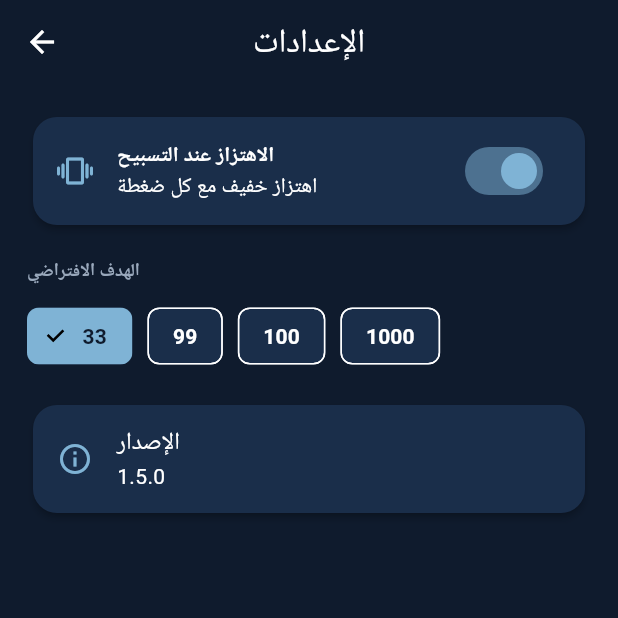
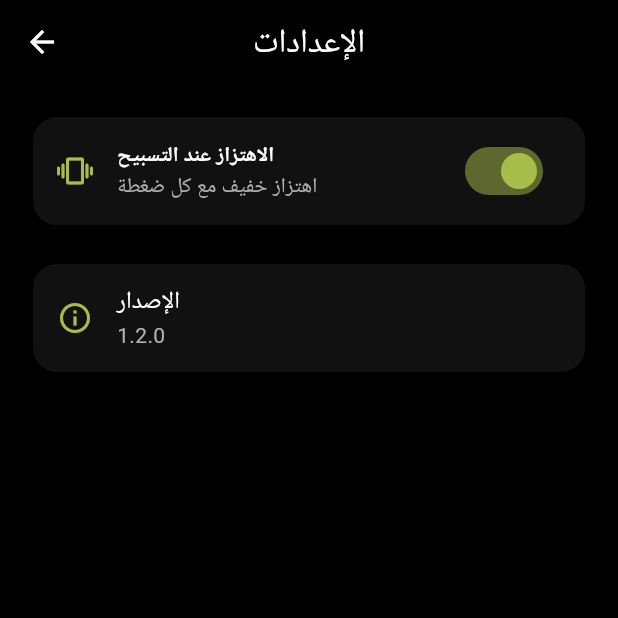
Before and after one commit to naqqmn-eng/sakina, a Flutter app: the SettingsScreen screen opened directly, on a phone screen of 412 x 824 dp, the top half of it. Run offline on Flutter 3.47's test engine with Material 3 defaults, Android fonts, the phone set to English and light mode, and no system bars; our stand-ins replace share_plus, shared_preferences, vibration; accounts and stored records are empty.

Commit message:
feat: new olive icon skina

```diff
--- a/lib/constants/app_constants.dart
+++ b/lib/constants/app_constants.dart
@@ -2,6 +2,7 @@
 class AppConstants {
   // اضف ذكر جديد هنا بس، بيطلع تلقائي في كل التطبيق
   static const List<String> dhikrs = [
+    // الأذكار الأساسية - اللي كانت موجودة
     'سبحان الله',
     'الحمد لله',
     'الله أكبر',
@@ -10,6 +11,44 @@ class AppConstants {
     'لا حول ولا قوة إلا بالله',
     'سبحان الله وبحمده',
     'اللهم صل على محمد',
+
+    // تسبيح وتحميد
+    'سبحان الله العظيم',
+    'سبحان الله وبحمده، سبحان الله العظيم',
+    'سبحان الله، والحمد لله، ولا إله إلا الله، والله أكبر',
+    'سبحان الله، والحمد لله، ولا إله إلا الله، والله أكبر، ولا حول ولا قوة إلا بالله',
+
+    // استغفار وتوبة
+    'أستغفر الله العظيم وأتوب إليه',
+    'أستغفر الله الذي لا إله إلا هو الحي القيوم وأتوب إليه',
+    'رب اغفر لي وتب علي إنك أنت التواب الرحيم',
+    'اللهم إنك عفو تحب العفو فاعف عني',
+
+    // توحيد
+    'لا إله إلا الله وحده لا شريك له، له الملك وله الحمد وهو على كل شيء قدير',
+    'لا إله إلا الله، وحده لا شريك له، له الملك وله الحمد، يحيي ويميت وهو على كل شيء قدير',
+    'أشهد أن لا إله إلا الله، وأشهد أن محمداً رسول الله',
+
+    // الصلاة على النبي
+    'اللهم صل وسلم على نبينا محمد',
+    'اللهم صل على محمد وعلى آل محمد',
+    'اللهم صل وسلم وبارك على نبينا محمد',
+
+    // أذكار الصباح والمساء
+    'بسم الله الذي لا يضر مع اسمه شيء في الأرض ولا في السماء وهو السميع العليم',
+    'أعوذ بكلمات الله التامات من شر ما خلق',
+    'رضيت بالله رباً، وبالإسلام ديناً، وبمحمد صلى الله عليه وسلم نبياً',
+    'حسبي الله لا إله إلا هو، عليه توكلت وهو رب العرش العظيم',
+
+    // أدعية متنوعة
+    'يا حي يا قيوم برحمتك أستغيث',
+    'اللهم أعني على ذكرك وشكرك وحسن عبادتك',
+    'اللهم آتنا في الدنيا حسنة وفي الآخرة حسنة وقنا عذاب النار',
+    'اللهم إني أسألك الجنة',
+    'اللهم إني أعوذ بك من النار',
+    'اللهم ارزقني حسن الخاتمة',
+    'يا مقلب القلوب ثبت قلبي على دينك',
+    'اللهم اغفر لي ولوالدي وللمؤمنين والمؤمنات',
   ];
 
   // اضف هدف جديد هنا بس
@@ -21,5 +60,5 @@ class AppConstants {
   static const String telegramUser = '@U_S5S';
   static const String telegramLink = 'https://t.me/U_S5S';
   static const String telegramAppLink = 'tg://resolve?domain=U_S5S';
-  static const String appVersion = '1.5.0';
+  static const String appVersion = '1.2.0';
 }
--- a/lib/screens/settings_screen.dart
+++ b/lib/screens/settings_screen.dart
@@ -55,9 +55,12 @@ class _SettingsScreenState extends State<SettingsScreen> {
               secondary: const Icon(Icons.vibration_rounded, color: AppTheme.accent),
               title: const Text(
                 'الاهتزاز عند التسبيح',
-                style: TextStyle(fontWeight: FontWeight.w600, fontSize: 14),
+                style: TextStyle(fontWeight: FontWeight.w600, fontSize: 14, color: AppTheme.text),
               ),
-              subtitle: const Text('اهتزاز خفيف مع كل ضغطة'),
+              subtitle: const Text(
+                'اهتزاز خفيف مع كل ضغطة',
+                style: TextStyle(color: AppTheme.muted),
+              ),
               onChanged: (v) async {
                 setState(() => _haptics = v);
                 await widget.storage.saveHaptics(v);
@@ -67,39 +70,13 @@ class _SettingsScreenState extends State<SettingsScreen> {
             ),
           ),
           const SizedBox(height: 18),
-          Text(
-            'الهدف الافتراضي',
-            style: TextStyle(color: AppTheme.muted, fontWeight: FontWeight.w700, fontSize: 12),
-          ),
-          const SizedBox(height: 10),
-          Wrap(
-            spacing: 10,
-            children: AppConstants.targets.map((t) {
-              final selected = t == _target;
-              return ChoiceChip(
-                label: Text('$t'),
-                selected: selected,
-                onSelected: (_) async {
-                  setState(() => _target = t);
-                  await widget.storage.saveTarget(t);
-                  if (mounted) Navigator.pop(context, true);
-                },
-                selectedColor: AppTheme.accent,
-                backgroundColor: AppTheme.navyLight,
-                labelStyle: TextStyle(
-                  color: selected ? AppTheme.navy : AppTheme.text,
-                  fontWeight: FontWeight.bold,
-                ),
-              );
-            }).toList(),
-          ),
-          const SizedBox(height: 18),
+          // تم حذف أزرار الهدف من هنا - صارت موجودة في الشاشة الرئيسية فقط
           Card(
             color: AppTheme.card,
             child: ListTile(
               leading: const Icon(Icons.info_outline, color: AppTheme.accent),
-              title: const Text('الإصدار'),
-              subtitle: Text(AppConstants.appVersion),
+              title: const Text('الإصدار', style: TextStyle(color: AppTheme.text)),
+              subtitle: Text(AppConstants.appVersion, style: TextStyle(color: AppTheme.muted)),
             ),
           ),
         ],
--- a/lib/theme/app_theme.dart
+++ b/lib/theme/app_theme.dart
@@ -5,22 +5,30 @@ import 'package:flutter/material.dart';
 // navy - navyLight - accent - accentLight - muted - text - surface - card - outline
 
 class AppTheme {
-  static const Color navy = Color(0xFF0F1B2D);
-  static const Color navyLight = Color(0xFF1A2E4A);
-  static const Color navyLighter = Color(0xFF243A5A);
-  static const Color accent = Color(0xFF7FB3D5);
-  static const Color accentLight = Color(0xFFA8CBE8);
-  static const Color background = Color(0xFF0F1B2D);
-  static const Color surface = Color(0xFF1A2E4A);
-  static const Color card = Color(0xFF1A2E4A);
-  static const Color muted = Color(0xFF9AA9BC);
+  // أسود - الخلفية والشريط العلوي
+  static const Color navy = Color(0xFF000000);
+  // زيتي جميل للزر الكبير - لا باهت ولا طيني
+  static const Color navyLight = Color(0xFF6B7E2E);
+  // زيتي أغمق - لأزرار اختيار الذكر والهدف الغير مختارة
+  static const Color navyLighter = Color(0xFF3A451A);
+  // زيتي فاتح - حدود الزر والزر المختار
+  static const Color accent = Color(0xFFA8BC4A);
+  // زيتي فاتح جداً - للنصوص الصغيرة المميزة
+  static const Color accentLight = Color(0xFFD3DE8F);
+  // أسود - خلفية الشاشة
+  static const Color background = Color(0xFF000000);
+  // أسود رمادي خفيف - للبطاقات على الأسود
+  static const Color surface = Color(0xFF111111);
+  static const Color card = Color(0xFF111111);
+  // رمادي فاتح - للنصوص الباهتة
+  static const Color muted = Color(0xFFB0B0B0);
   static const Color text = Colors.white;
   static const Color textPrimary = Colors.white;
-  static const Color textSecondary = Color(0xFF9AA9BC);
-  static const Color primary = Color(0xFF1A2E4A);
-  static const Color outline = Color(0xFF2A4262);
-  static const Color raised = Color(0xFF243A5A);
-  static const Color border = Color(0xFF2A4262);
+  static const Color textSecondary = Color(0xFFB0B0B0);
+  static const Color primary = Color(0xFF6B7E2E);
+  static const Color outline = Color(0xFF3A451A);
+  static const Color raised = Color(0xFF3A451A);
+  static const Color border = Color(0xFF3A451A);
 
   static ThemeData get darkTheme => ThemeData(
     brightness: Brightness.dark,
--- a/lib/widgets/dhikr_selector.dart
+++ b/lib/widgets/dhikr_selector.dart
@@ -28,7 +28,8 @@ class DhikrSelector extends StatelessWidget {
                 color: AppTheme.accent.withOpacity(0.15),
                 borderRadius: BorderRadius.circular(12),
               ),
-              child: const Icon(Icons.auto_awesome, color: AppTheme.accent, size: 22),
+              // التعديل 1: شلنا أيقونة النجمة وحطينا أيقونة كتاب - أنظف وأبعد عن شكل الذكاء الاصطناعي
+              child: const Icon(Icons.menu_book, color: AppTheme.accent, size: 22),
             ),
             const SizedBox(width: 12),
             Expanded(
@@ -58,7 +59,8 @@ class DhikrSelector extends StatelessWidget {
               onPressed: () async {
                 final result = await showModalBottomSheet<String>(
                   context: context,
-                  backgroundColor: AppTheme.navyLight,
+                  // التعديل 2: القائمة صارت سوداء بدل الزيتي الفاقع
+                  backgroundColor: AppTheme.navy,
                   shape: const RoundedRectangleBorder(
                     borderRadius: BorderRadius.vertical(top: Radius.circular(20)),
                   ),
```
Also changed, not shown: lib/screens/home_screen.dart (+16 -10 lines), lib/screens/info_screens.dart (+15 -13 lines), lib/widgets/app_drawer.dart (+6 -5 lines), lib/widgets/progress_ring.dart (+5 -5 lines), 22 other files.
